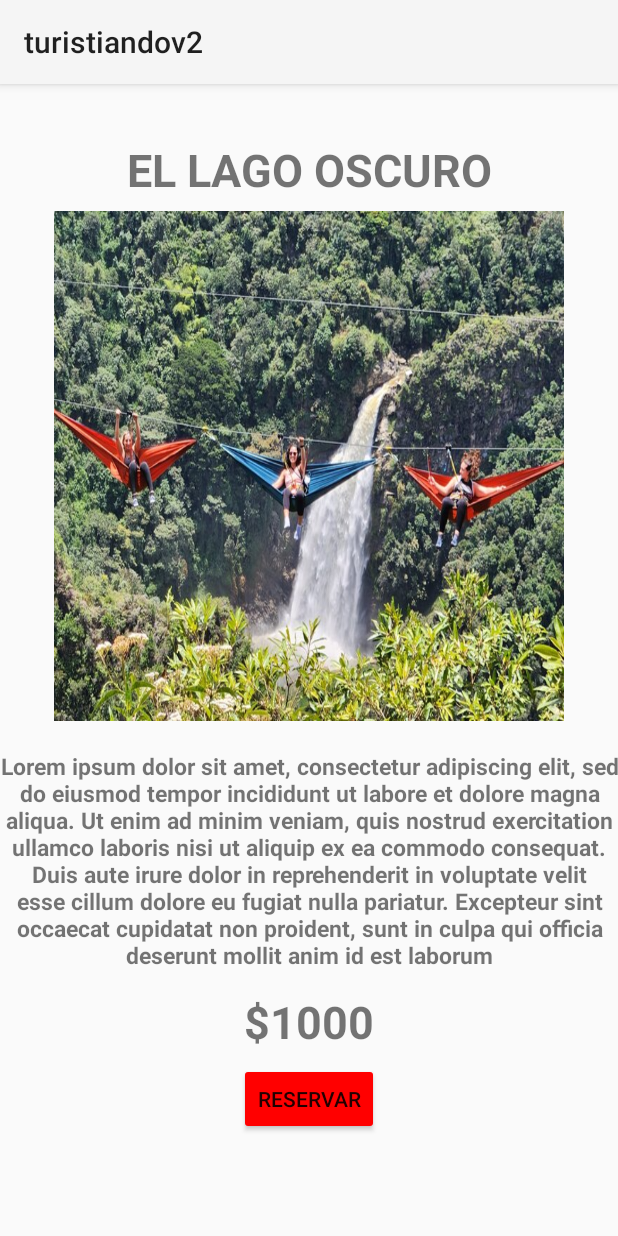
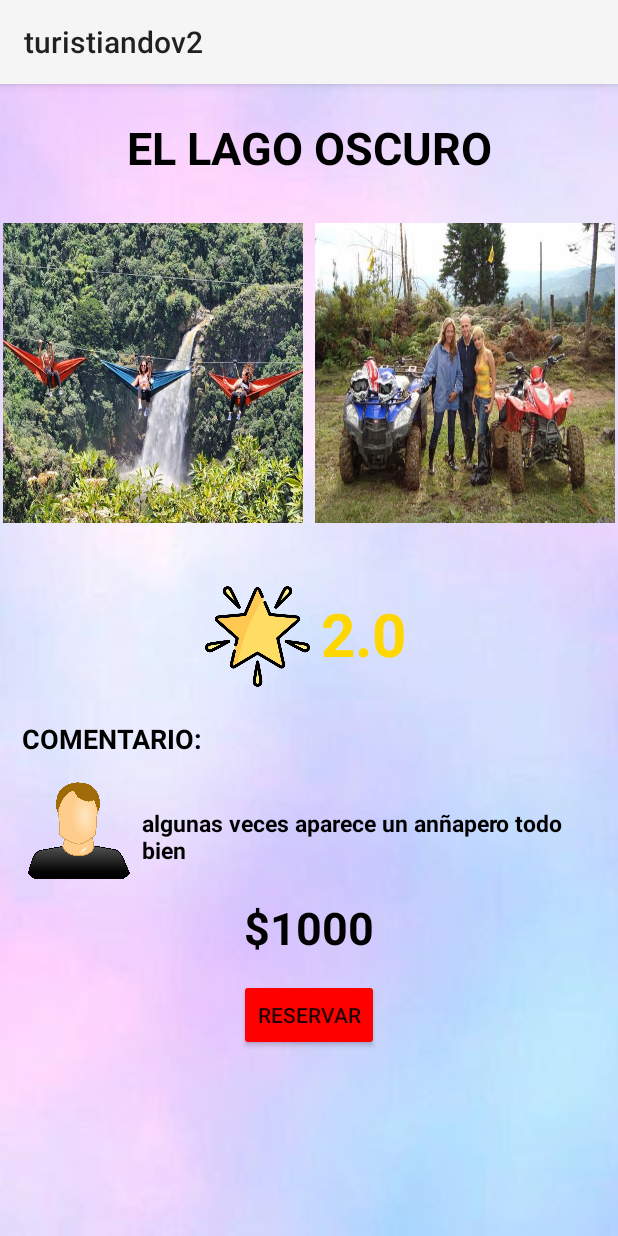
Before and after one commit to sebasR26/turistiando, an Android app: the ListaSitiosTuristicos screen opened directly, with no data from a screen before it, after a tap on "NOMBRE:", on a phone screen of 412 x 824 dp. Run offline under Robolectric (Android 15) with nearby library versions, the light colour scheme and no system bars.

Commit message:
termine asco

```diff
--- a/app/src/main/java/com/example/turistiandov2/Ampliandoturismo.java
+++ b/app/src/main/java/com/example/turistiandov2/Ampliandoturismo.java
@@ -19,6 +19,12 @@ public class Ampliandoturismo extends AppCompatActivity {
 
     TextView precioAmpliandoTurismo;
 
+    ImageView fotoAdicionalTurismo;
+
+    TextView valoracionAmpliandoRestauant;
+
+    TextView descripcionAmpliandoTurismo;
+
     @Override
     protected void onCreate(Bundle savedInstanceState) {
         super.onCreate(savedInstanceState);
@@ -26,11 +32,17 @@ public class Ampliandoturismo extends AppCompatActivity {
         nombreAmpliandoTurismo=findViewById(R.id.nombreAmpliandoTurismo);
         imagenAmpliandoTurismo=findViewById(R.id.imagenAmpliandoTurismo);
         precioAmpliandoTurismo=findViewById(R.id.PrecioAmpliarTurismo);
+        fotoAdicionalTurismo=findViewById(R.id.fotoAdicionalTurismo);
+        valoracionAmpliandoRestauant=findViewById(R.id.valoracionAmpliandoRestauant);
+        descripcionAmpliandoTurismo=findViewById(R.id.descripcionAmpliandoTurismo);
 
         moldetuRismo=(Moldeturismo)getIntent().getSerializableExtra("datosTurismo");
         Toast.makeText(this, moldetuRismo.getNombre(), Toast.LENGTH_SHORT).show();
         nombreAmpliandoTurismo.setText(moldetuRismo.getNombre());
         imagenAmpliandoTurismo.setImageResource(moldetuRismo.getFoto());
         precioAmpliandoTurismo.setText(moldetuRismo.getPrecio());
+        fotoAdicionalTurismo.setImageResource(moldetuRismo.getFotoAdicionalTurismo());
+        valoracionAmpliandoRestauant.setText(moldetuRismo.getValoracionAmpliandoRestauant());
+        descripcionAmpliandoTurismo.setText(moldetuRismo.getDescripcionAmpliandoTurismo());
     }
 }
--- a/app/src/main/java/com/example/turistiandov2/ListaSitiosTuristicos.java
+++ b/app/src/main/java/com/example/turistiandov2/ListaSitiosTuristicos.java
@@ -31,10 +31,10 @@ public class ListaSitiosTuristicos extends AppCompatActivity {
     }
 
     public void llenarListConDatos(){
-        ListaSitiosTuristicos.add(new Moldeturismo("EL JABALI ARDIENTE","JUAN PEREZ","123456789","$10000",R.drawable.lturismo1));
-        ListaSitiosTuristicos.add(new Moldeturismo("EL LAGO OSCURO","RGELIO MARTES","321654987","$1000",R.drawable.lturismo2));
-        ListaSitiosTuristicos.add(new Moldeturismo("EL CARAMBA","JORGEN MARTIN","963258741","$20000",R.drawable.lturismo3));
-        ListaSitiosTuristicos.add(new Moldeturismo("MARTES DE GALERIA","YERSON LUZ","741258963","$16000",R.drawable.lturismo4));
-        ListaSitiosTuristicos.add(new Moldeturismo("CHA CHA CHA","SEBASTIAN POLO","357894126","$28000",R.drawable.lturismo5));
+        ListaSitiosTuristicos.add(new Moldeturismo("EL JABALI ARDIENTE","JUAN PEREZ","123456789","$10000",R.drawable.lturismo1,R.drawable.lturismo5,"1.0","es un hotel que esta muy bonito ñeaa"));
+        ListaSitiosTuristicos.add(new Moldeturismo("EL LAGO OSCURO","RGELIO MARTES","321654987","$1000",R.drawable.lturismo2,R.drawable.lturismo4,"2.0","algunas veces aparece un anñapero todo bien"));
+        ListaSitiosTuristicos.add(new Moldeturismo("EL CARAMBA","JORGEN MARTIN","963258741","$20000",R.drawable.lturismo3,R.drawable.lturismo3,"3.0","se me acabaron las papitas estoy muy triste"));
+        ListaSitiosTuristicos.add(new Moldeturismo("MARTES DE GALERIA","YERSON LUZ","741258963","$16000",R.drawable.lturismo4,R.drawable.lturismo2,"4.0","algun dia saldre de este infierno"));
+        ListaSitiosTuristicos.add(new Moldeturismo("CHA CHA CHA","SEBASTIAN POLO","357894126","$28000",R.drawable.lturismo5,R.drawable.lturismo1,"5.0","vi un concierto de canserbero en vivo"));
     }
 }
--- a/app/src/main/java/com/example/turistiandov2/moldes/Moldeturismo.java
+++ b/app/src/main/java/com/example/turistiandov2/moldes/Moldeturismo.java
@@ -10,15 +10,48 @@ public class Moldeturismo implements Serializable {
     private String precio;
     private Integer foto;
 
+    private Integer fotoAdicionalTurismo;
+
+    private  String valoracionAmpliandoRestauant;
+
+    private String descripcionAmpliandoTurismo;
+
     public Moldeturismo() {
     }
 
-    public Moldeturismo(String nombre, String contacto, String telefono, String precio, Integer foto) {
+    public Moldeturismo(String nombre, String contacto, String telefono, String precio, Integer foto, Integer fotoAdicionalTurismo, String valoracionAmpliandoRestauant, String descripcionAmpliandoTurismo) {
         this.nombre = nombre;
         this.contacto = contacto;
         this.telefono = telefono;
         this.precio = precio;
         this.foto = foto;
+        this.fotoAdicionalTurismo = fotoAdicionalTurismo;
+        this.valoracionAmpliandoRestauant = valoracionAmpliandoRestauant;
+        this.descripcionAmpliandoTurismo = descripcionAmpliandoTurismo;
+    }
+
+    public String getDescripcionAmpliandoTurismo() {
+        return descripcionAmpliandoTurismo;
+    }
+
+    public void setDescripcionAmpliandoTurismo(String descripcionAmpliandoTurismo) {
+        this.descripcionAmpliandoTurismo = descripcionAmpliandoTurismo;
+    }
+
+    public String getValoracionAmpliandoRestauant() {
+        return valoracionAmpliandoRestauant;
+    }
+
+    public void setValoracionAmpliandoRestauant(String valoracionAmpliandoRestauant) {
+        this.valoracionAmpliandoRestauant = valoracionAmpliandoRestauant;
+    }
+
+    public Integer getFotoAdicionalTurismo() {
+        return fotoAdicionalTurismo;
+    }
+
+    public void setFotoAdicionalTurismo(Integer fotoAdicionalTurismo) {
+        this.fotoAdicionalTurismo = fotoAdicionalTurismo;
     }
 
     public String getNombre() {
--- a/app/src/main/res/layout/activity_acerca.xml
+++ b/app/src/main/res/layout/activity_acerca.xml
@@ -4,7 +4,7 @@
     xmlns:tools="http://schemas.android.com/tools"
     android:layout_width="match_parent"
     android:layout_height="match_parent"
-    android:background="@drawable/fondo1"
+    android:background="@drawable/fondob"
     tools:context=".acerca">
 
     <TextView
--- a/app/src/main/res/layout/activity_ampliandoturismo.xml
+++ b/app/src/main/res/layout/activity_ampliandoturismo.xml
@@ -4,6 +4,7 @@
     xmlns:tools="http://schemas.android.com/tools"
     android:layout_width="match_parent"
     android:layout_height="match_parent"
+    android:background="@drawable/fondob"
     tools:context=".Ampliandoturismo">
 
     <TextView
@@ -13,39 +14,115 @@
         android:text="NOMBRE"
         android:textStyle="bold"
         android:textSize="30dp"
+        android:textColor="@color/black"
         app:layout_constraintTop_toTopOf="parent"
         app:layout_constraintStart_toStartOf="parent"
         app:layout_constraintBottom_toBottomOf="parent"
         app:layout_constraintEnd_toEndOf="parent"
-        app:layout_constraintVertical_bias="0.05"
+        app:layout_constraintVertical_bias="0.03"
         />
 
     <ImageView
         android:id="@+id/imagenAmpliandoTurismo"
-        android:layout_width="340dp"
-        android:layout_height="340dp"
-        android:src="@drawable/lturismo1"
+        android:layout_width="200dp"
+        android:layout_height="200dp"
+        android:src="@drawable/lturismo2"
         android:scaleType="fitXY"
         app:layout_constraintTop_toBottomOf="@+id/nombreAmpliandoTurismo"
         app:layout_constraintStart_toStartOf="parent"
         app:layout_constraintBottom_toBottomOf="parent"
         app:layout_constraintEnd_toEndOf="parent"
-        app:layout_constraintVertical_bias="0.02"
+        app:layout_constraintVertical_bias="0.06"
+        app:layout_constraintHorizontal_bias="0.01"
         />
 
-    <TextView
-        android:id="@+id/descripcionAmpliandoTurismo"
-        android:layout_width="wrap_content"
-        android:layout_height="wrap_content"
-        android:text="Lorem ipsum dolor sit amet, consectetur adipiscing elit, sed do eiusmod tempor incididunt ut labore et dolore magna aliqua. Ut enim ad minim veniam, quis nostrud exercitation ullamco laboris nisi ut aliquip ex ea commodo consequat. Duis aute irure dolor in reprehenderit in voluptate velit esse cillum dolore eu fugiat nulla pariatur. Excepteur sint occaecat cupidatat non proident, sunt in culpa qui officia deserunt mollit anim id est laborum"
-        android:textSize="15dp"
-        android:textAlignment="center"
-        android:textStyle="bold"
+    <ImageView
+        android:id="@+id/fotoAdicionalTurismo"
+        android:layout_width="200dp"
+        android:layout_height="200dp"
+        android:src="@drawable/lturismo2"
+        android:scaleType="fitXY"
+        app:layout_constraintTop_toBottomOf="@+id/nombreAmpliandoTurismo"
+        app:layout_constraintStart_toStartOf="parent"
+        app:layout_constraintBottom_toBottomOf="parent"
+        app:layout_constraintEnd_toEndOf="parent"
+        app:layout_constraintVertical_bias="0.06"
+        app:layout_constraintHorizontal_bias="0.99"
+        />
+
+    <ImageView
+        android:id="@+id/imagenValoracionTurismo"
+        android:layout_width="70dp"
+        android:layout_height="70dp"
+        android:src="@drawable/valoracion"
         app:layout_constraintTop_toBottomOf="@+id/imagenAmpliandoTurismo"
         app:layout_constraintStart_toStartOf="parent"
         app:layout_constraintBottom_toBottomOf="parent"
         app:layout_constraintEnd_toEndOf="parent"
         app:layout_constraintVertical_bias="0.1"
+        app:layout_constraintHorizontal_bias="0.4"
+        />
+
+    <TextView
+        android:id="@+id/valoracionAmpliandoRestauant"
+        android:layout_width="wrap_content"
+        android:layout_height="wrap_content"
+        android:text="5.0"
+        android:textSize="40dp"
+        android:textStyle="bold"
+        android:textColor="@color/gold"
+        app:layout_constraintTop_toBottomOf="@id/imagenAmpliandoTurismo"
+        app:layout_constraintStart_toEndOf="@+id/imagenValoracionTurismo"
+        app:layout_constraintBottom_toBottomOf="parent"
+        app:layout_constraintEnd_toEndOf="parent"
+        app:layout_constraintVertical_bias="0.11"
+        app:layout_constraintHorizontal_bias="0.05"
+
+        />
+
+    <TextView
+        android:id="@+id/comentarioTurismo"
+        android:layout_width="wrap_content"
+        android:layout_height="wrap_content"
+        android:text="@string/comentario"
+        android:textSize="18dp"
+        android:textStyle="bold"
+        android:textColor="@color/black"
+        app:layout_constraintTop_toBottomOf="@+id/imagenValoracionTurismo"
+        app:layout_constraintStart_toStartOf="parent"
+        app:layout_constraintBottom_toBottomOf="parent"
+        app:layout_constraintEnd_toEndOf="parent"
+        app:layout_constraintHorizontal_bias="0.05"
+        app:layout_constraintVertical_bias="0.06"
+        />
+
+    <ImageView
+        android:id="@+id/imagenUsuarioTurismo"
+        android:layout_width="70dp"
+        android:layout_height="70dp"
+        android:src="@drawable/usuario"
+        app:layout_constraintTop_toBottomOf="@+id/comentarioTurismo"
+        app:layout_constraintStart_toStartOf="parent"
+        app:layout_constraintBottom_toBottomOf="parent"
+        app:layout_constraintEnd_toEndOf="parent"
+        app:layout_constraintVertical_bias="0.05"
+        app:layout_constraintHorizontal_bias="0.05"
+        />
+
+    <TextView
+        android:id="@+id/descripcionAmpliandoTurismo"
+        android:layout_width="300dp"
+        android:layout_height="wrap_content"
+        android:text="Lorem ipsum dolor sit amet, consecteturadipiscing elit, "
+        android:textSize="15dp"
+        android:textStyle="bold"
+        android:textColor="@color/black"
+        app:layout_constraintTop_toBottomOf="@+id/comentarioTurismo"
+        app:layout_constraintStart_toEndOf="@+id/imagenUsuarioTurismo"
+        app:layout_constraintBottom_toBottomOf="parent"
+        app:layout_constraintEnd_toEndOf="parent"
+        app:layout_constraintVertical_bias="0.12"
+        app:layout_constraintHorizontal_bias="0.3"
         />
 
     <TextView
@@ -56,6 +133,7 @@
         android:textSize="30dp"
         android:textAlignment="center"
         android:textStyle="bold"
+        android:textColor="@color/black"
         app:layout_constraintTop_toBottomOf="@+id/descripcionAmpliandoTurismo"
         app:layout_constraintStart_toStartOf="parent"
         app:layout_constraintBottom_toBottomOf="parent"
--- a/app/src/main/res/layout/activity_home.xml
+++ b/app/src/main/res/layout/activity_home.xml
@@ -4,7 +4,7 @@
     xmlns:tools="http://schemas.android.com/tools"
     android:layout_width="match_parent"
     android:layout_height="match_parent"
-    android:background="@drawable/fondo1"
+    android:background="@drawable/fondob"
     tools:context=".Home">
 
     <ImageView
--- a/app/src/main/res/layout/activity_login.xml
+++ b/app/src/main/res/layout/activity_login.xml
@@ -4,7 +4,7 @@
     xmlns:tools="http://schemas.android.com/tools"
     android:layout_width="match_parent"
     android:layout_height="match_parent"
-    android:background="@drawable/fondo1"
+    android:background="@drawable/fondob"
     tools:context=".login">
 
     <ImageView
```
Also changed, not shown: app/src/main/java/com/example/turistiandov2/AmpliandoHotel.java (+10 -0 lines), app/src/main/java/com/example/turistiandov2/AmpliandoRestaurantes.java (+12 -0 lines), app/src/main/java/com/example/turistiandov2/Lista_hoteles.java (+5 -5 lines), app/src/main/java/com/example/turistiandov2/liesta_restaurantes.java (+5 -5 lines), app/src/main/java/com/example/turistiandov2/moldes/MoldeHotel.java (+12 -1 lines), app/src/main/java/com/example/turistiandov2/moldes/Molderestaurant.java (+33 -1 lines), app/src/main/res/layout/activity_ampliando_hotel.xml (+46 -38 lines), app/src/main/res/layout/activity_ampliando_restaurantes.xml (+92 -12 lines), app/src/main/res/drawable/lhotel1.jpg (added), app/src/main/res/drawable/lhotel1.webp (deleted), app/src/main/res/drawable/lhotel2.jpg (added), app/src/main/res/drawable/lhotel2.webp (deleted).
